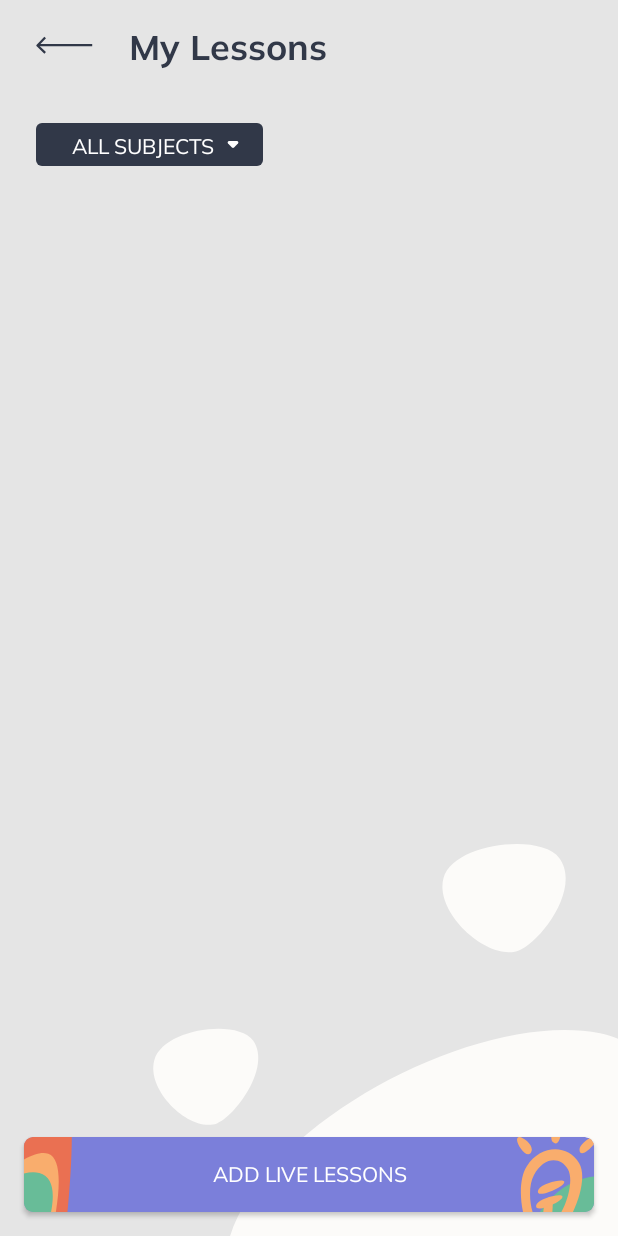
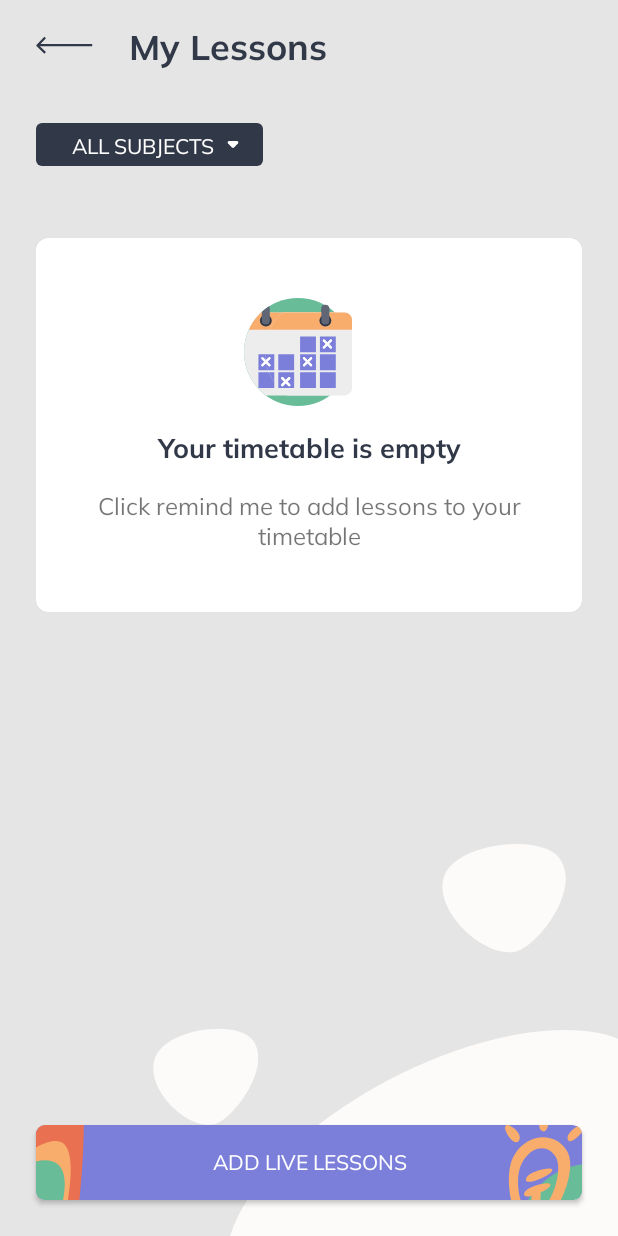
Before and after one commit to Victor-El/uLesson, an Android app: the screen it shows after launch (MainActivity), on a phone screen of 412 x 824 dp. Run offline under Robolectric (Android 15) with nearby library versions, the phone set to English and light mode, and no system bars; our stand-ins replace Dagger/Hilt's generated code.

Commit message:
create my lessons empty state screen

```diff
--- a/presentation/src/main/java/me/codeenzyme/ulesson/livelessons/viewmodels/LiveLessonsViewModel.kt
+++ b/presentation/src/main/java/me/codeenzyme/ulesson/livelessons/viewmodels/LiveLessonsViewModel.kt
@@ -6,4 +6,5 @@ import javax.inject.Inject
 
 @HiltViewModel
 class LiveLessonsViewModel @Inject constructor(): ViewModel() {
+    val subjects = mutableListOf("ALL SUBJECTS",)
 }
--- a/presentation/src/main/res/layout/fragment_my_lessons.xml
+++ b/presentation/src/main/res/layout/fragment_my_lessons.xml
@@ -51,8 +51,10 @@
     <LinearLayout
         android:id="@+id/content"
         android:layout_width="match_parent"
-        android:layout_height="match_parent"
-        android:orientation="vertical">
+        android:layout_height="0dp"
+        android:orientation="vertical"
+        app:layout_constraintTop_toBottomOf="@id/lessons_header"
+        app:layout_constraintBottom_toTopOf="@id/add_live_lessons">
 
         <LinearLayout
             android:visibility="gone"
@@ -69,7 +71,47 @@
             android:layout_height="match_parent"
             android:orientation="vertical">
 
+            <androidx.cardview.widget.CardView
+                android:layout_width="match_parent"
+                android:layout_height="wrap_content"
+                android:layout_margin="24dp"
+                app:cardElevation="1dp"
+                app:cardCornerRadius="8dp">
 
+                <LinearLayout
+                    android:layout_width="match_parent"
+                    android:layout_height="wrap_content"
+                    android:orientation="vertical"
+                    android:gravity="center"
+                    android:padding="32dp">
+
+                    <ImageView
+                        android:layout_width="wrap_content"
+                        android:layout_height="wrap_content"
+                        android:src="@drawable/ic_empty_calendar_icon"
+                        android:layout_margin="8dp"/>
+
+                    <TextView
+                        android:layout_width="match_parent"
+                        android:layout_height="wrap_content"
+                        android:text="@string/your_timetable_is_empty"
+                        android:gravity="center"
+                        android:textColor="@color/color_dark_grey"
+                        android:textSize="18sp"
+                        android:textStyle="bold"
+                        android:layout_margin="8dp"/>
+
+                    <TextView
+                        android:layout_width="match_parent"
+                        android:layout_height="wrap_content"
+                        android:text="@string/click_remind_me_to_add_lessons_to_your_timetable"
+                        android:textSize="16sp"
+                        android:gravity="center"
+                        android:layout_margin="8dp"/>
+
+                </LinearLayout>
+
+            </androidx.cardview.widget.CardView>
 
         </LinearLayout>
 
@@ -88,8 +130,8 @@
         android:id="@+id/add_live_lessons"
         android:layout_width="match_parent"
         android:layout_height="wrap_content"
-        android:text="Add Live Lessons"
-        android:layout_margin="16dp"
+        android:text="@string/add_live_lessons"
+        android:layout_margin="24dp"
         android:textColor="@color/color_white"
         android:background="@drawable/layer_list_button"
         app:layout_constraintBottom_toBottomOf="parent"/>
--- a/presentation/src/main/res/values/strings.xml
+++ b/presentation/src/main/res/values/strings.xml
@@ -1,4 +1,7 @@
 <resources>
     <string name="app_name">uLesson</string>
     <string name="my_lessons">My Lessons</string>
+    <string name="add_live_lessons">Add Live Lessons</string>
+    <string name="your_timetable_is_empty">Your timetable is empty</string>
+    <string name="click_remind_me_to_add_lessons_to_your_timetable">Click remind me to add lessons to your timetable</string>
 </resources>
```
